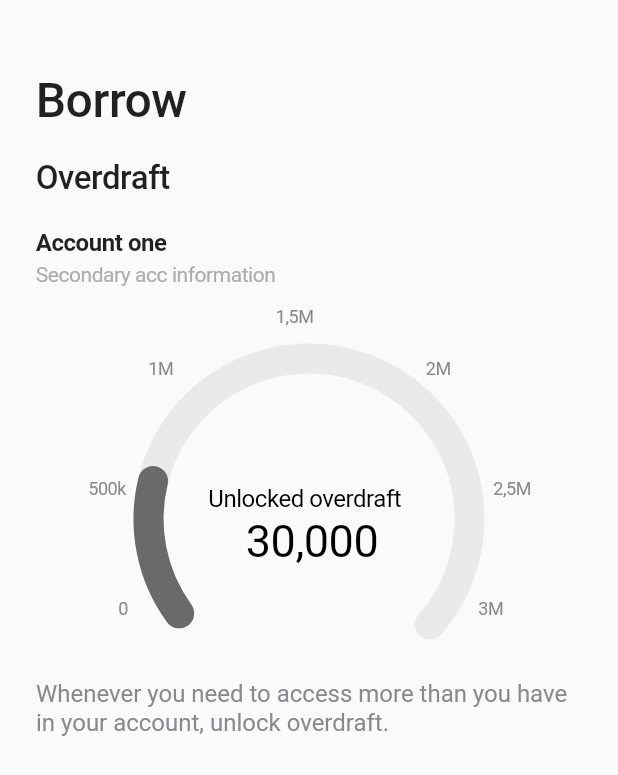
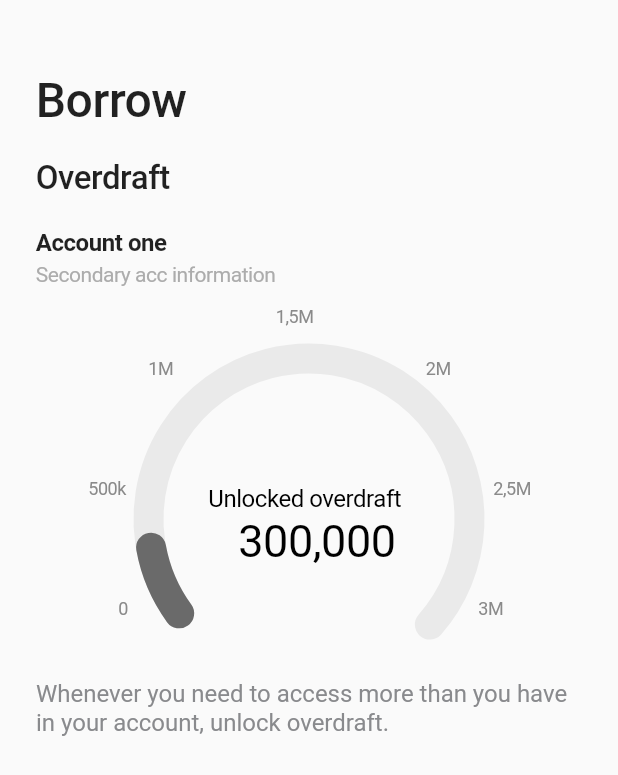
Before and after one commit to Odialko/flutter_gauge_chart_canvas, a Flutter app: the screen it shows after launch, on a phone screen of 412 x 824 dp. Shown: the top 775 px of the screen. Run offline on Flutter 3.47's test engine with Material 2 defaults, Android fonts, the phone set to English and light mode, and no system bars; our stand-ins replace charts_flutter.

Commit message:
add comma to overdraft

```diff
--- a/lib/chart.dart
+++ b/lib/chart.dart
@@ -61,8 +61,7 @@ class BorrowPage extends StatelessWidget {
             child: Row(
               mainAxisAlignment: MainAxisAlignment.center,
               children: <Widget>[
-//                pass overdraft
-                OverdraftChart(overdraft: 580000, diameter: 214,),
+                OverdraftChart(diameter: 214,),
               ],
             ),
           ),
@@ -112,15 +111,9 @@ class BorrowPage extends StatelessWidget {
 }
 // draw our chart
 class OverdraftChart extends StatelessWidget {
-  static const int _maxOverdraft = 3000000;
   final double diameter;
-  final int overdraft;
-  const OverdraftChart({Key key, this.overdraft = 1, this.diameter = 200}) : super(key: key);
 
-  _countPercent(overdraft) {
-    if (overdraft > _maxOverdraft || overdraft == 0) return overdraft = 100 / _maxOverdraft;
-    return ((overdraft * 100) / _maxOverdraft);
-  }
+  const OverdraftChart({Key key, this.diameter = 200}) : super(key: key);
 
   @override
   Widget build(BuildContext context) {
@@ -128,7 +121,8 @@ class OverdraftChart extends StatelessWidget {
       painter: PaintGaugeChart(
           lineColor: Color.fromRGBO(234, 234, 234, 1),
           completeColor: Color.fromRGBO(106, 106, 106, 1),
-          completePercent: _countPercent(overdraft),
+//          PASS overdraft
+          overdraft: 300000,
           width: 20.0
       ),
       size: Size(diameter, diameter),
@@ -136,12 +130,18 @@ class OverdraftChart extends StatelessWidget {
   }
 }
 
-class PaintGaugeChart extends CustomPainter{
+class PaintGaugeChart extends CustomPainter {
+  static const int _maxOverdraft = 3000000;
   Color lineColor;
   Color completeColor;
-  double completePercent;
   double width;
-  PaintGaugeChart({this.lineColor,this.completeColor,this.completePercent,this.width});
+  final int overdraft;
+  PaintGaugeChart({this.lineColor,this.completeColor,this.overdraft,this.width});
+
+  _countPercent(overdraft) {
+    if (overdraft > _maxOverdraft || overdraft == 0) return overdraft = 100 / _maxOverdraft;
+    return ((overdraft * 100) / _maxOverdraft);
+  }
 
   @override
   void paint(Canvas canvas, Size size) {
@@ -166,7 +166,7 @@ class PaintGaugeChart extends CustomPainter{
         baseLine
     );
 
-    double arcAngle = 2*pi* (completePercent/140);
+    double arcAngle = 2*pi* (_countPercent(overdraft)/140);
     canvas.drawArc(
         Rect.fromCircle(center: center,radius: radius),
         pi/1.25,
@@ -176,7 +176,8 @@ class PaintGaugeChart extends CustomPainter{
     );
 // TextInside chart
     drawText(canvas, size, 'Unlocked overdraft');
-    drawOverdraft(canvas, size, '30,000');
+//    add commas to overdraft
+    drawOverdraft(canvas, size, overdraft.toString().replaceAllMapped(RegExp(r'(\d{1,3})(?=(\d{3})+(?!\d))'), (Match m) => '${m[1]},'));
 
 //  points in chart
     drawPoint(canvas, size, -20.0, 160.0, '0');
@@ -220,7 +221,7 @@ class PaintGaugeChart extends CustomPainter{
   void drawOverdraft(Canvas canvas, Size size, String text) {
     textPainter.text = TextSpan(style: textOverdraftStyle, text: text);
     textPainter.layout();
-    textPainter.paint(canvas, Offset(65, size.height - 110));
+    textPainter.paint(canvas, Offset(60, size.height - 110));
   }
 
   @override
```
